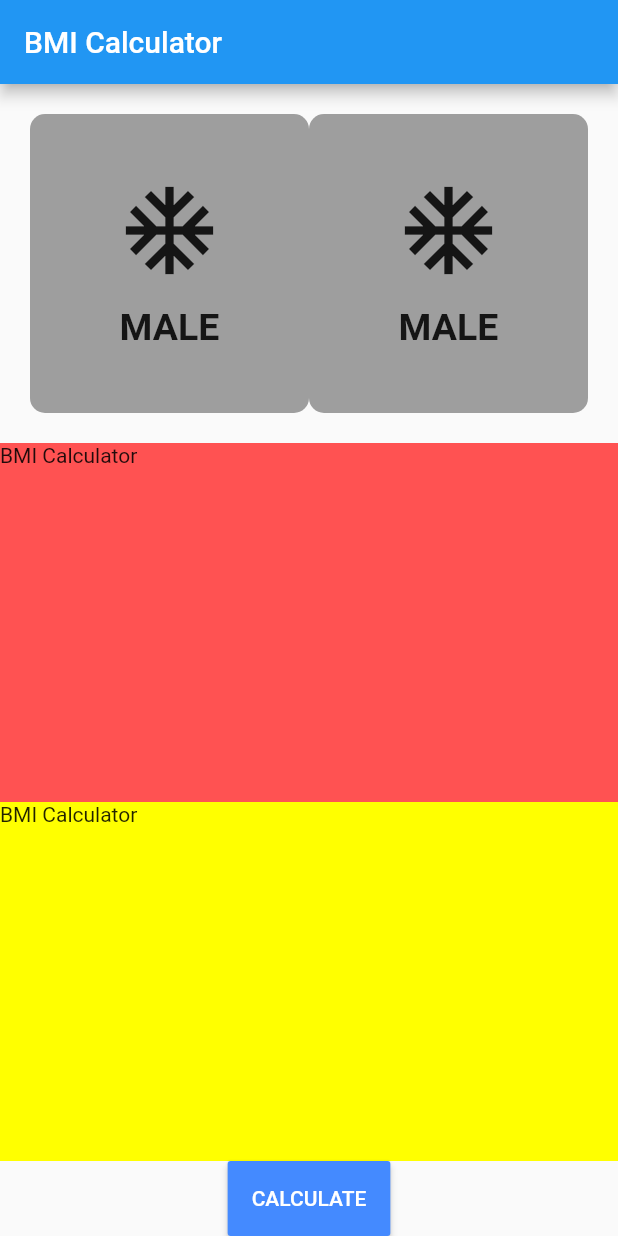
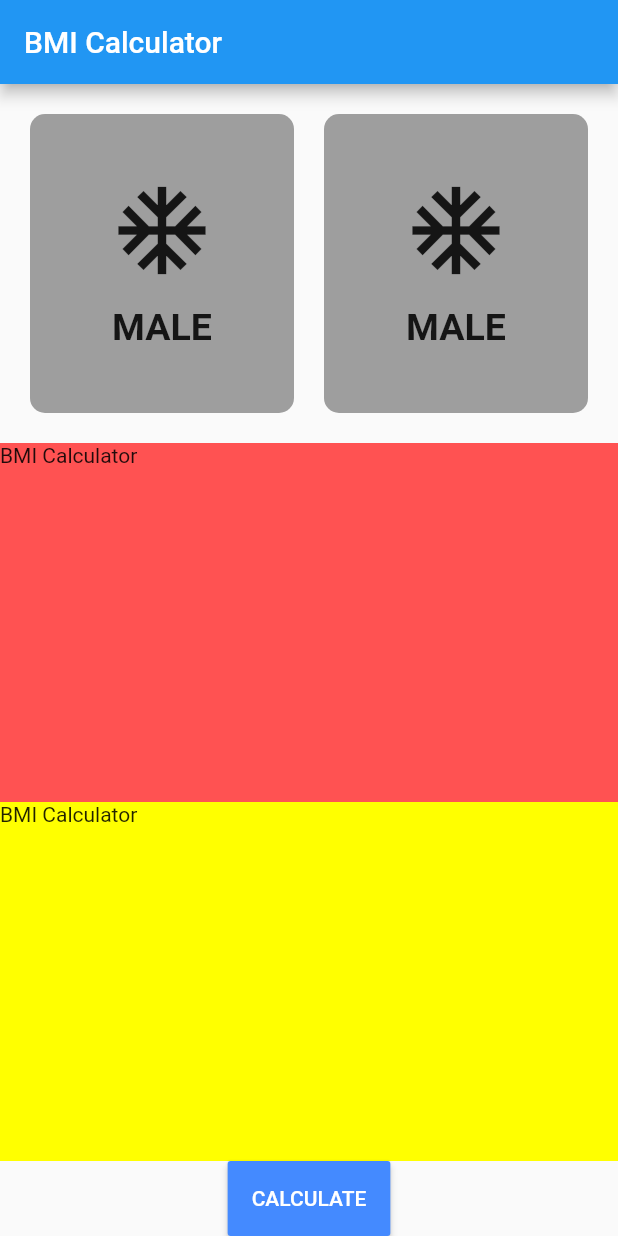
Before and after one commit to Devsaci/bmi_calculator_mansour, a Flutter app: the screen it shows after launch, on a phone screen of 412 x 824 dp. Run offline on Flutter 3.47's test engine with Material 2 defaults, Android fonts, the phone set to English and light mode, and no system bars.

Commit message:
SizedBox

```diff
--- a/lib/bmi_screen.dart
+++ b/lib/bmi_screen.dart
@@ -50,6 +50,7 @@ class _BmiScreenState extends State<BmiScreen> {
                       ),
                     ),
                   ),
+                 SizedBox(width: 20,),
                   Expanded(
                     child: Container(
                       child: Column(
```
